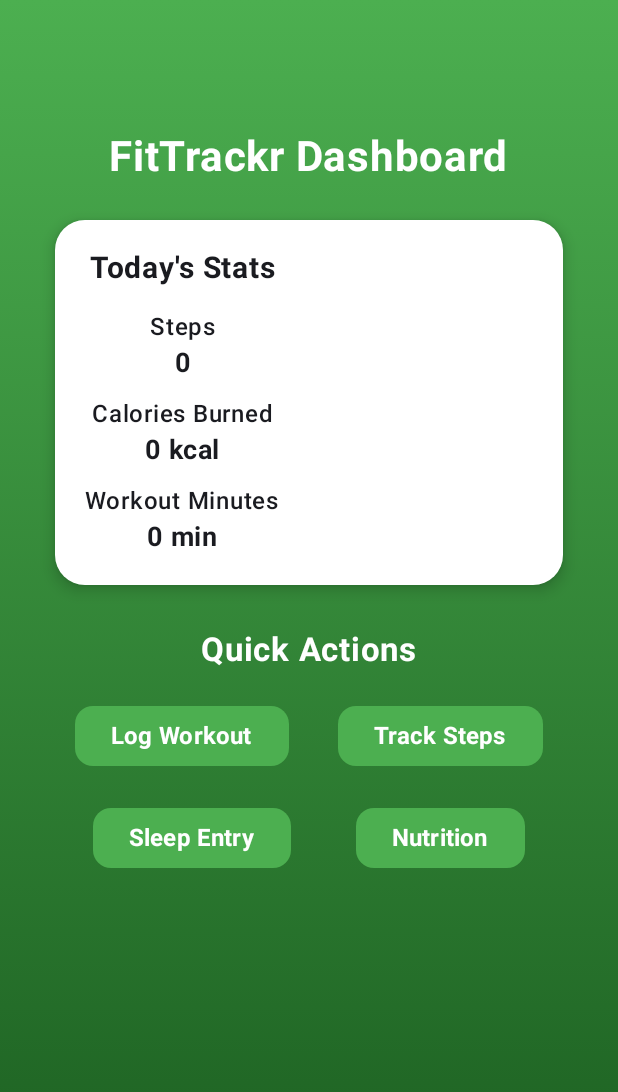
After one commit to padmasrich2003-eng/FitTracker, an Android app built with Jetpack Compose: the HomeActivity screen opened directly, with no data from a screen before it, on a phone screen of 412 x 824 dp. The commit adds this screen. Shown: the top 1092 px of the screen. Run offline under Robolectric (Android 15) with nearby library versions, the phone set to English and light mode, and no system bars; our stand-ins replace Room's generated code.

Commit message:
Working On Errors and Data Base

```diff
--- a/app/src/main/AndroidManifest.xml
+++ b/app/src/main/AndroidManifest.xml
@@ -26,6 +26,12 @@
             android:name=".LoginPageActivity"/>
         <activity
             android:name=".RegisterActivity"/>
+        <activity
+            android:name=".HomeActivity"/>
+        <activity
+            android:name=".StepsActivity"/>
+        <activity
+            android:name=".WorkoutActivity"/>
     </application>
 
 </manifest>
--- /dev/null
+++ b/app/src/main/java/com/example/fittrackr/HomeActivity.kt
@@ -0,0 +1,195 @@
+package com.example.fittrackr
+
+import android.content.Intent
+import android.os.Bundle
+import androidx.activity.ComponentActivity
+import androidx.activity.compose.setContent
+import androidx.activity.enableEdgeToEdge
+import androidx.compose.foundation.background
+import androidx.compose.foundation.layout.*
+import androidx.compose.foundation.shape.RoundedCornerShape
+import androidx.compose.material3.*
+import androidx.compose.runtime.*
+import androidx.compose.ui.Alignment
+import androidx.compose.ui.Modifier
+import androidx.compose.ui.graphics.Brush
+import androidx.compose.ui.graphics.Color
+import androidx.compose.ui.platform.LocalContext
+import androidx.compose.ui.text.font.FontWeight
+import androidx.compose.ui.unit.dp
+import androidx.compose.ui.unit.sp
+import com.example.fittrackr.data.FitTrackrDatabase
+import com.example.fittrackr.ui.theme.FitTrackrTheme
+import androidx.compose.runtime.collectAsState
+
+class HomeActivity : ComponentActivity() {
+    override fun onCreate(savedInstanceState: Bundle?) {
+        super.onCreate(savedInstanceState)
+        enableEdgeToEdge()
+        setContent {
+            FitTrackrTheme {
+                HomeScreenUI()
+            }
+        }
+    }
+}
+
+@Composable
+fun HomeScreenUI() {
+
+    val context = LocalContext.current
+    val dao = remember { FitTrackrDatabase.getInstance(context).dailyStatDao() }
+
+    // Observe latest stats (read-only)
+    val latestStat by dao.getLatestStat().collectAsState(initial = null)
+
+    val steps = latestStat?.steps ?: 0
+    val calories = latestStat?.calories ?: 0
+    val workoutMinutes = latestStat?.workoutMinutes ?: 0
+
+    val gradientBg = Brush.verticalGradient(
+        colors = listOf(
+            Color(0xFF4CAF50),
+            Color(0xFF1B5E20)
+        )
+    )
+
+    Box(
+        modifier = Modifier
+            .fillMaxSize()
+            .background(gradientBg)
+            .padding(18.dp),
+        contentAlignment = Alignment.TopCenter
+    ) {
+
+        Column(
+            horizontalAlignment = Alignment.CenterHorizontally,
+            verticalArrangement = Arrangement.Top,
+            modifier = Modifier
+                .fillMaxSize()
+                .padding(top = 70.dp)
+        ) {
+
+            // Title
+            Text(
+                text = "FitTrackr Dashboard",
+                fontSize = 28.sp,
+                fontWeight = FontWeight.Bold,
+                color = Color.White
+            )
+
+            Spacer(modifier = Modifier.height(25.dp))
+
+            // Daily Stats Card (centered with side margins)
+            Card(
+                modifier = Modifier
+                    .fillMaxWidth(0.9f),   // 90% width -> centered by Column
+                shape = RoundedCornerShape(20.dp),
+                colors = CardDefaults.cardColors(
+                    containerColor = Color.White
+                ),
+                elevation = CardDefaults.cardElevation(defaultElevation = 6.dp)
+            ) {
+                Column(
+                    modifier = Modifier.padding(20.dp),
+                    horizontalAlignment = Alignment.CenterHorizontally
+                ) {
+
+                    Text(
+                        text = "Today's Stats",
+                        fontSize = 20.sp,
+                        fontWeight = FontWeight.Bold
+                    )
+
+                    Spacer(modifier = Modifier.height(15.dp))
+
+                    StatItem(label = "Steps", value = steps.toString())
+                    Spacer(modifier = Modifier.height(10.dp))
+
+                    StatItem(label = "Calories Burned", value = "$calories kcal")
+                    Spacer(modifier = Modifier.height(10.dp))
+
+                    StatItem(label = "Workout Minutes", value = "$workoutMinutes min")
+                }
+            }
+
+            Spacer(modifier = Modifier.height(30.dp))
+
+            // Quick Action Buttons
+            Text(
+                text = "Quick Actions",
+                fontSize = 22.sp,
+                fontWeight = FontWeight.Bold,
+                color = Color.White
+            )
+
+            Spacer(modifier = Modifier.height(20.dp))
+
+            Row(
+                modifier = Modifier.fillMaxWidth(),
+                horizontalArrangement = Arrangement.SpaceEvenly
+            ) {
+                // Log Workout -> go to another page, not auto-add data
+                ActionButton("Log Workout") {
+                    context.startActivity(
+                        Intent(context, WorkoutActivity::class.java)
+                    )
+                }
+
+                ActionButton("Track Steps") {
+                    context.startActivity(
+                        Intent(context, StepsActivity::class.java)
+                    )
+                }
+            }
+
+            Spacer(modifier = Modifier.height(20.dp))
+
+            Row(
+                modifier = Modifier.fillMaxWidth(),
+                horizontalArrangement = Arrangement.SpaceEvenly
+            ) {
+                ActionButton("Sleep Entry") {
+                    // later: open SleepActivity
+                }
+                ActionButton("Nutrition") {
+                    // later: open NutritionActivity
+                }
+            }
+        }
+    }
+}
+
+@Composable
+fun StatItem(label: String, value: String) {
+    Column(horizontalAlignment = Alignment.CenterHorizontally) {
+        Text(
+            text = label,
+            fontSize = 16.sp,
+            fontWeight = FontWeight.Medium
+        )
+        Text(
+            text = value,
+            fontSize = 18.sp,
+            fontWeight = FontWeight.Bold
+        )
+    }
+}
+
+@Composable
+fun ActionButton(title: String, onClick: () -> Unit) {
+    Button(
+        onClick = onClick,
+        shape = RoundedCornerShape(12.dp),
+        colors = ButtonDefaults.buttonColors(
+            containerColor = Color(0xFF4CAF50)
+        )
+    ) {
+        Text(
+            text = title,
+            fontSize = 16.sp,
+            fontWeight = FontWeight.Bold,
+            color = Color.White
+        )
+    }
+}
--- /dev/null
+++ b/app/src/main/java/com/example/fittrackr/data/DailyStatDao.kt
@@ -0,0 +1,17 @@
+package com.example.fittrackr.data
+
+import androidx.room.Dao
+import androidx.room.Insert
+import androidx.room.OnConflictStrategy
+import androidx.room.Query
+import kotlinx.coroutines.flow.Flow
+
+@Dao
+interface DailyStatDao {
+
+    @Insert(onConflict = OnConflictStrategy.REPLACE)
+    suspend fun insert(stat: DailyStat)
+
+    @Query("SELECT * FROM daily_stats ORDER BY id DESC LIMIT 1")
+    fun getLatestStat(): Flow<DailyStat?>
+}
--- /dev/null
+++ b/app/src/main/java/com/example/fittrackr/data/FitTrackrDatabase.kt
@@ -0,0 +1,33 @@
+package com.example.fittrackr.data
+
+import android.content.Context
+import androidx.room.Database
+import androidx.room.Room
+import androidx.room.RoomDatabase
+
+@Database(
+    entities = [DailyStat::class],
+    version = 1,
+    exportSchema = false
+)
+abstract class FitTrackrDatabase : RoomDatabase() {
+
+    abstract fun dailyStatDao(): DailyStatDao
+
+    companion object {
+        @Volatile
+        private var INSTANCE: FitTrackrDatabase? = null
+
+        fun getInstance(context: Context): FitTrackrDatabase {
+            return INSTANCE ?: synchronized(this) {
+                val instance = Room.databaseBuilder(
+                    context.applicationContext,
+                    FitTrackrDatabase::class.java,
+                    "fittrackr_db"
+                ).build()
+                INSTANCE = instance
+                instance
+            }
+        }
+    }
+}
--- a/build.gradle.kts
+++ b/build.gradle.kts
@@ -1,5 +1,7 @@
 // Top-level build file where you can add configuration options common to all sub-projects/modules.
 plugins {
+    val room_version = "2.8.3"
+    id("androidx.room") version "$room_version" apply false
     alias(libs.plugins.android.application) apply false
     alias(libs.plugins.kotlin.android) apply false
     alias(libs.plugins.kotlin.compose) apply false
```
Also changed, not shown: app/build.gradle.kts (+20 -2 lines), app/src/main/java/com/example/fittrackr/LoginPageActivity.kt (+42 -31 lines), app/src/main/java/com/example/fittrackr/RegisterActivity.kt (+60 -35 lines), app/src/main/java/com/example/fittrackr/StepsActivity.kt (added, +100 -0 lines), app/src/main/java/com/example/fittrackr/WorkoutActivity.kt (added, +187 -0 lines), app/src/main/java/com/example/fittrackr/data/DailyStat.kt (added, +15 -0 lines), 1 other file.
